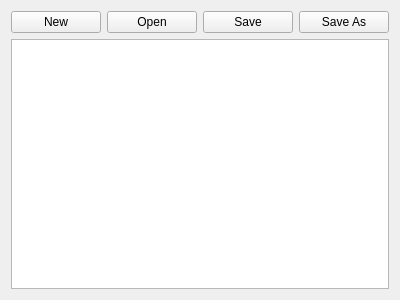
karamanonur/PITON-Project_1, file notepad.ui: the form before one commit.
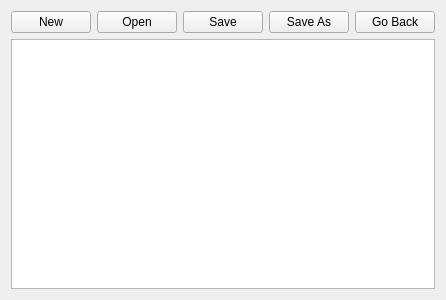
The form after the commit.

Commit message: go back from notepad to main window

```diff
--- a/notepad.ui
+++ b/notepad.ui
@@ -44,6 +44,13 @@
        </property>
       </widget>
      </item>
+     <item>
+      <widget class="QPushButton" name="goBackButton">
+       <property name="text">
+        <string>Go Back</string>
+       </property>
+      </widget>
+     </item>
     </layout>
    </item>
    <item row="1" column="0">
```
The commit also changes 3 other files.
